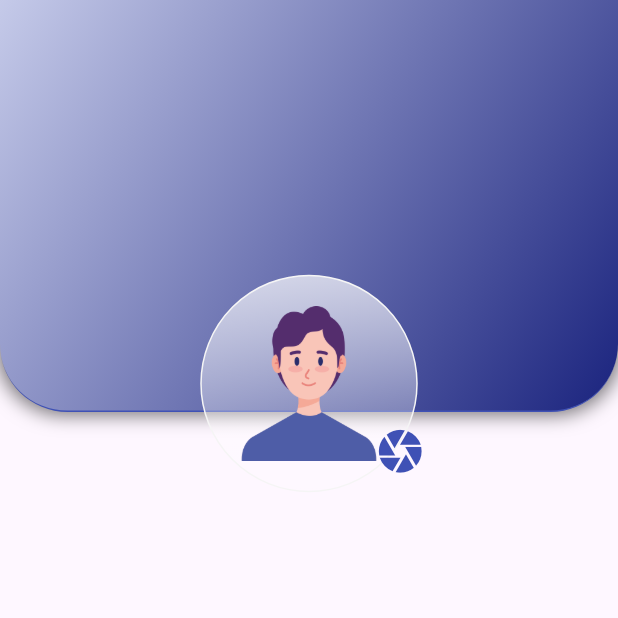
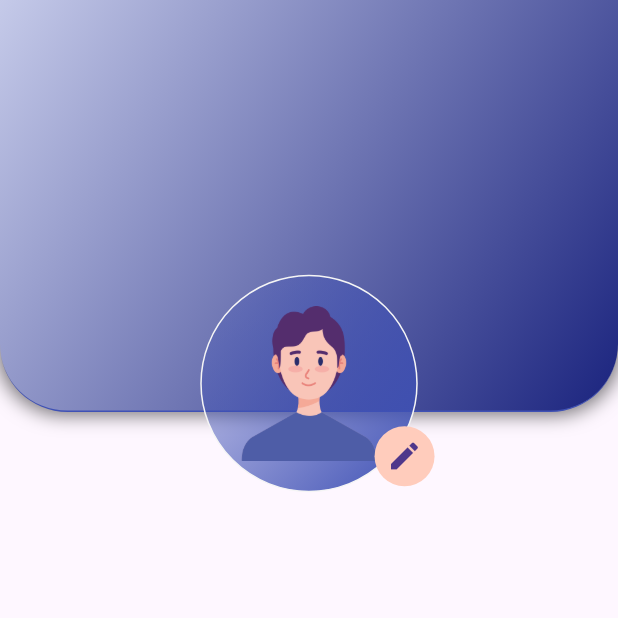
Before and after one commit to Vinesh018/PlusFitness001, a Flutter app: the PersonalDataMainShow screen opened directly, on a phone screen of 412 x 824 dp, the top half of it. Run offline on Flutter 3.47's test engine with Material 3 defaults, Android fonts, the light colour scheme and no system bars; our stand-ins replace animated_splash_screen, cloud_firestore, firebase_auth, firebase_core, get, google_sign_in and 6 more; missing offline and left inert: dart:ffi, gradient_icon; accounts and stored records are empty; project files that could hold a hidden picture were left out.

Commit message:
personal

```diff
--- a/lib/Bhautik/Myprofilesubpages/personaldata.dart
+++ b/lib/Bhautik/Myprofilesubpages/personaldata.dart
@@ -3,6 +3,9 @@ import 'dart:ui';
 import 'package:flutter/cupertino.dart';
 import 'package:flutter/material.dart';
 import 'package:flutter/widgets.dart';
+import 'package:get/get.dart';
+import 'package:get/get_core/src/get_main.dart';
+import 'package:plus_fitness/Bhautik/b_sign_up.dart';
 import 'package:plus_fitness/Vinesh/T_Meals.dart';
 import 'package:image_picker/image_picker.dart';
 
@@ -66,9 +69,12 @@ class _GradientContainerandimageState extends State<GradientContainerandimage> {
           child: Container(
             decoration: BoxDecoration(
                 gradient: LinearGradient(
-                  begin: Alignment.bottomCenter,
-                  end: Alignment.topCenter,
-                  colors: [Colors.white10, Colors.white70],
+                  begin: Alignment.topLeft,
+                  end: Alignment.bottomRight,
+                  colors: [
+                    const Color.fromARGB(46, 63, 81, 181),
+                    Colors.indigo.shade500
+                  ],
                 ),
                 border: Border.all(width: 1, color: Colors.grey.shade100),
                 borderRadius: BorderRadius.circular(100)),
@@ -86,10 +92,13 @@ class _GradientContainerandimageState extends State<GradientContainerandimage> {
         Positioned(
             left: screenWidth / 1.65,
             top: screenHeight / 2.9,
-            child: Icon(
-              Icons.camera,
-              size: screenWidth / 12,
-              color: Colors.indigo,
+            child: CircleAvatar(
+                backgroundColor: Colors.deepOrange.shade100,
+                child: IconButton(
+                    onPressed: () {
+                      print("hjhdfa");
+                    },
+                    icon: Icon(Icons.edit))
             ))
       ],
     );
```
